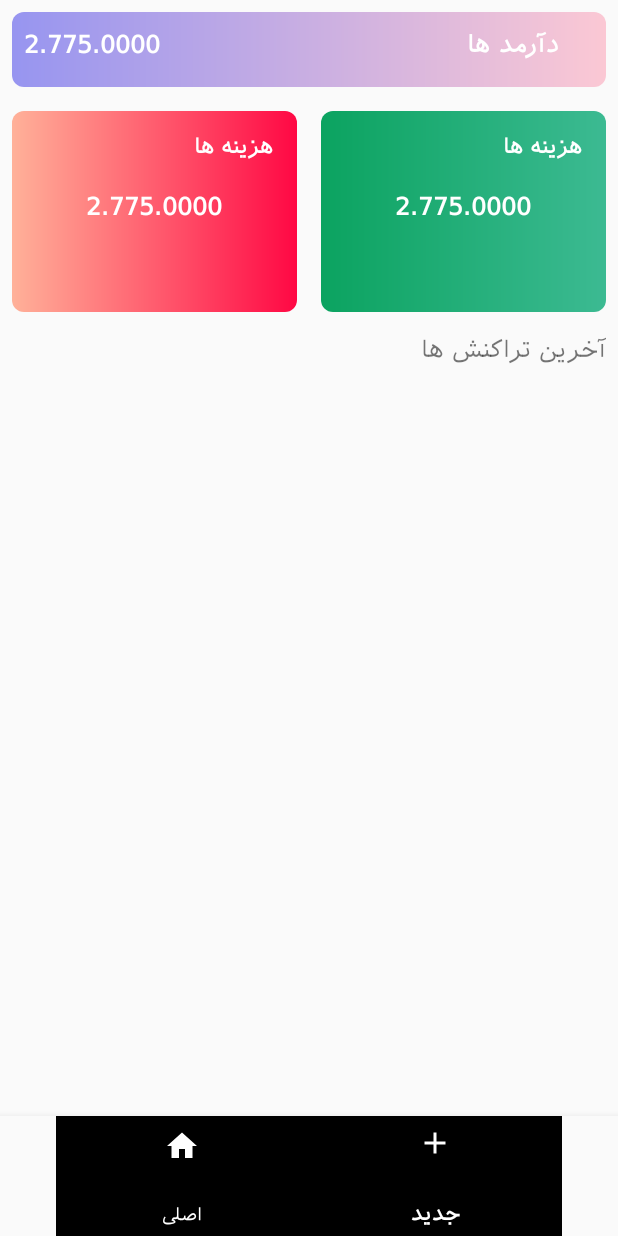
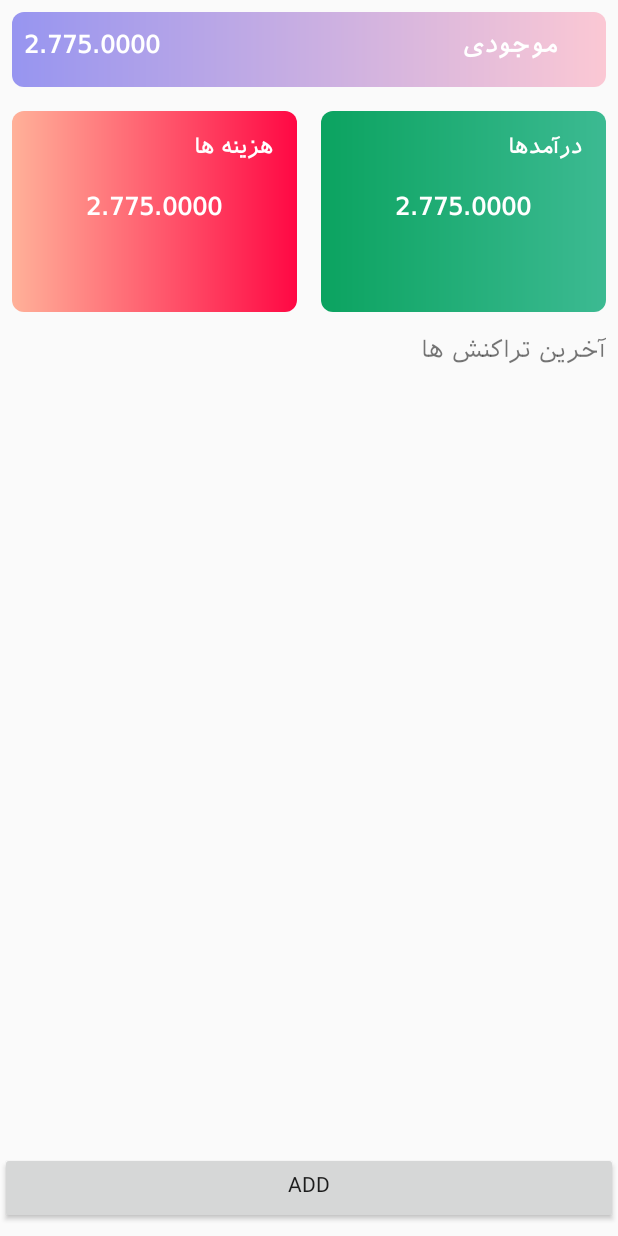
Before and after one commit to saramgz/Management, an Android app: the screen it shows after launch (AppActivity), on a phone screen of 412 x 824 dp. Run offline under Robolectric (Android 15) with nearby library versions, the phone set to English and light mode, and no system bars; our stand-ins replace Firebase (no records; nobody signed in at launch, a user with empty details on screens opened directly).

Commit message:
third commit

```diff
--- a/app/src/main/java/com/example/management/AppActivity.java
+++ b/app/src/main/java/com/example/management/AppActivity.java
@@ -1,14 +1,112 @@
 package com.example.management;
 
+import androidx.annotation.NonNull;
+import androidx.appcompat.app.ActionBar;
 import androidx.appcompat.app.AppCompatActivity;
+import androidx.fragment.app.Fragment;
+import androidx.fragment.app.FragmentTransaction;
+import androidx.recyclerview.widget.LinearLayoutManager;
+import androidx.recyclerview.widget.RecyclerView;
 
+import android.content.Intent;
 import android.os.Bundle;
+import android.view.MenuItem;
+import android.view.View;
+import android.view.WindowManager;
+import android.widget.Button;
+
+import com.firebase.ui.database.FirebaseRecyclerOptions;
+import com.google.android.material.bottomnavigation.BottomNavigationView;
+import com.google.firebase.database.ChildEventListener;
+import com.google.firebase.database.DataSnapshot;
+import com.google.firebase.database.DatabaseError;
+import com.google.firebase.database.DatabaseReference;
+import com.google.firebase.database.FirebaseDatabase;
+import com.google.firebase.database.Query;
 
 public class AppActivity extends AppCompatActivity {
+
+    RecyclerView recyclerView;
+    DataAdapter adapter;
+    private DatabaseReference mDatabase;
+    Button btnAdd;
+
 
     @Override
     protected void onCreate(Bundle savedInstanceState) {
         super.onCreate(savedInstanceState);
         setContentView(R.layout.activity_app);
+
+        mDatabase = FirebaseDatabase.getInstance().getReference();
+        recyclerView = findViewById(R.id.recycler1);
+        btnAdd = findViewById(R.id.btnAddNew);
+
+        Query query = FirebaseDatabase.getInstance()
+                .getReference()
+                .child("users")
+                .orderByChild("money")
+                .equalTo("123")
+                .limitToLast(50);
+
+        ChildEventListener childEventListener = new ChildEventListener() {
+            @Override
+            public void onChildAdded(DataSnapshot dataSnapshot, String previousChildName) {
+                // ...
+            }
+
+            @Override
+            public void onChildChanged(DataSnapshot dataSnapshot, String previousChildName) {
+                // ...
+            }
+
+            @Override
+            public void onChildRemoved(DataSnapshot dataSnapshot) {
+                // ...
+            }
+
+            @Override
+            public void onChildMoved(DataSnapshot dataSnapshot, String previousChildName) {
+                // ...
+            }
+
+            @Override
+            public void onCancelled(DatabaseError databaseError) {
+                // ...
+            }
+        };
+        query.addChildEventListener(childEventListener);
+
+        recyclerView.setLayoutManager(new LinearLayoutManager(this));
+
+        FirebaseRecyclerOptions<Info> options =
+                new FirebaseRecyclerOptions.Builder<Info>()
+                        .setQuery(query, Info.class)
+                        .build();
+//        Toast.makeText(this, options.getOwner().toString(), Toast.LENGTH_LONG).show();
+
+        adapter = new DataAdapter(options);
+        recyclerView.setAdapter(adapter);
+
+
+        btnAdd.setOnClickListener(new View.OnClickListener() {
+            @Override
+            public void onClick(View view) {
+                startActivity(new Intent(AppActivity.this,InOutActivity.class));
+            }
+        });
+
+    }
+
+    @Override protected void onStart()
+    {
+        super.onStart();
+        adapter.startListening();
+    }
+
+
+    @Override protected void onStop()
+    {
+        super.onStop();
+        adapter.stopListening();
     }
 }
--- /dev/null
+++ b/app/src/main/res/drawable/back_status_in.xml
@@ -0,0 +1,6 @@
+<?xml version="1.0" encoding="utf-8"?>
+<shape xmlns:android="http://schemas.android.com/apk/res/android">
+
+    <gradient
+        android:startColor="#4CAF50" android:angle="180"/>
+</shape>
--- a/app/src/main/res/layout/activity_app.xml
+++ b/app/src/main/res/layout/activity_app.xml
@@ -7,6 +7,7 @@
     android:layout_height="match_parent"
     android:layoutDirection="rtl"
     tools:context=".AppActivity">
+
 
     <RelativeLayout
         android:id="@+id/relative_all_money"
@@ -29,7 +30,7 @@
         <TextView
             android:layout_width="wrap_content"
             android:layout_height="wrap_content"
-            android:text="دآرمد ها"
+            android:text="موجودی"
             android:textColor="@color/white"
             android:textSize="16dp"
             android:layout_centerVertical="true"
@@ -52,7 +53,7 @@
             <TextView
                 android:layout_width="wrap_content"
                 android:layout_height="wrap_content"
-                android:text="هزینه ها"
+                android:text="درآمدها"
                 android:textColor="@color/white"
                 android:layout_marginRight="16dp"
                 android:layout_marginTop="16dp"
@@ -109,23 +110,18 @@
             android:textSize="16dp"
             android:text="آخرین تراکنش ها"/>
 
+
         <androidx.recyclerview.widget.RecyclerView
-            android:id="@+id/recy_details"
+            android:id="@+id/recycler1"
             android:layout_width="match_parent"
-            android:layout_height="wrap_content"/>
+            android:layout_height="match_parent" />
     </LinearLayout>
 
-
-
-    <com.google.android.material.bottomnavigation.BottomNavigationView
-        android:id="@+id/navigation"
+    <Button
+        android:id="@+id/btnAddNew"
         android:layout_width="match_parent"
-        android:layout_height="80dp"
+        android:layout_height="wrap_content"
+        android:text="add"
         android:layout_alignParentBottom="true"
-        android:layout_gravity="bottom"
-        android:background="?android:attr/windowBackground"
-        app:itemBackground="@color/black"
-        app:itemIconTint="@android:color/white"
-        app:itemTextColor="@android:color/white"
-        app:menu="@menu/bottombar_menu" />
+        android:layout_marginBottom="8dp"/>
 </RelativeLayout>
--- a/app/src/main/res/menu/bottombar_menu.xml
+++ b/app/src/main/res/menu/bottombar_menu.xml
@@ -6,12 +6,12 @@
     app:bbn_rippleColor="#33ffffff">
 
     <item
-        android:id="@+id/bbn_item2"
+        android:id="@+id/btn_new"
         android:color="@android:color/holo_green_dark"
         android:icon="@drawable/ic_baseline_add_24"
         android:title="جدید" />
     <item
-        android:id="@+id/bbn_item3"
+        android:id="@+id/btnHome"
         android:color="@android:color/holo_orange_dark"
         android:icon="@drawable/ic_baseline_home_24"
         android:title="اصلی" />
--- a/app/src/main/res/values/colors.xml
+++ b/app/src/main/res/values/colors.xml
@@ -8,4 +8,9 @@
     <color name="black">#FF000000</color>
     <color name="white">#FFFFFFFF</color>
     <color name="yellow">#F1A20D</color>
+
+    <color name="colorPrimary">#7b4bff</color>
+    <color name="colorPrimaryDark">#6539ba</color>
+    <color name="colorAccent">#FF4081</color>
+    <color name="bgBottomNavigation">#fe485a</color>
 </resources>
```
Also changed, not shown: app/build.gradle (+20 -2 lines), app/src/main/AndroidManifest.xml (+8 -3 lines), app/src/main/java/com/example/management/DataAdapter.java (added, +57 -0 lines), app/src/main/java/com/example/management/InOutActivity.java (added, +133 -0 lines), app/src/main/java/com/example/management/Info.java (added, +56 -0 lines), app/src/main/java/com/example/management/login/User.java (deleted, +0 -26 lines), app/src/main/res/drawable/ic_gas_station.xml (added, +9 -0 lines), app/src/main/res/drawable/ic_money.xml (added, +9 -0 lines), app/src/main/res/layout/activity_in_out.xml (added, +74 -0 lines), app/src/main/res/layout/layout_detils.xml (+11 -3 lines).
